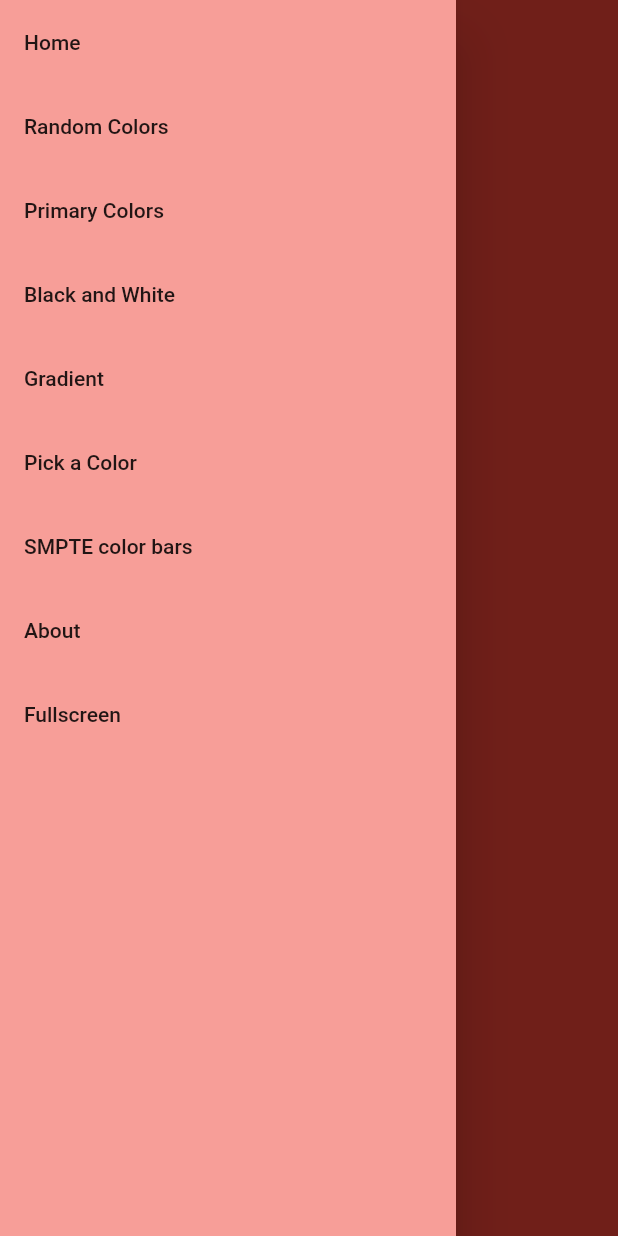
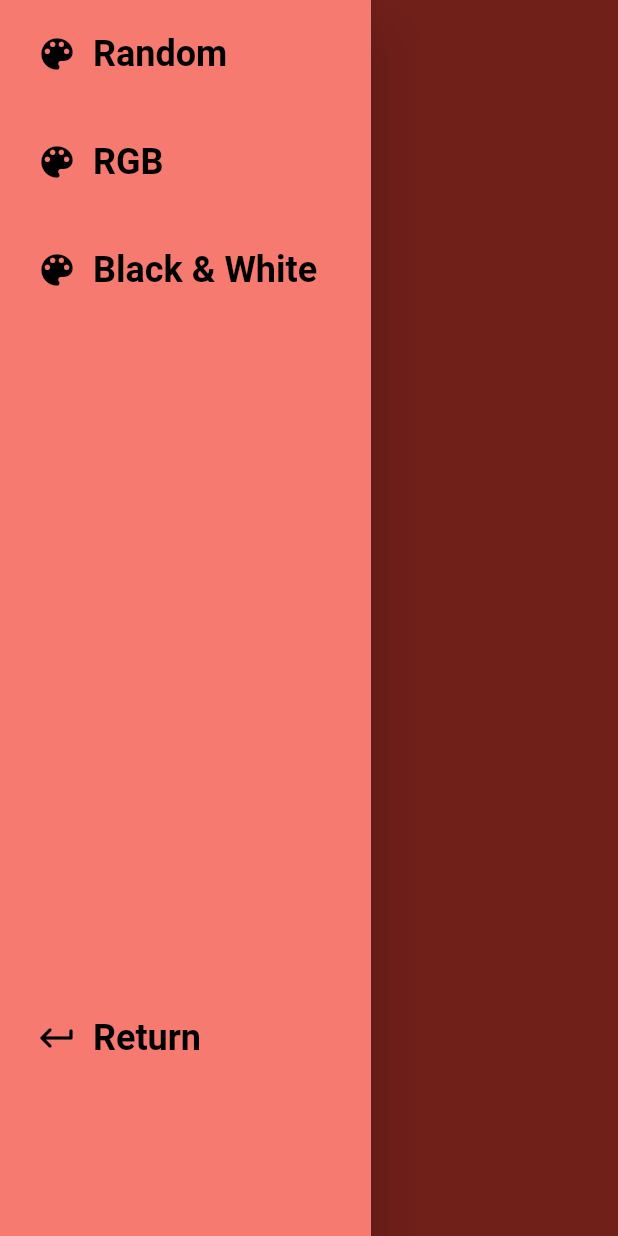
Before and after one commit to ibrahimyuce07/screen-test, a Flutter app: the MyColorsPage screen opened directly, with the side drawer open, on a phone screen of 412 x 824 dp. Run offline on Flutter 3.47's test engine with Material 2 defaults, Android fonts, the phone set to English and light mode, and no system bars; our stand-ins replace device_info_plus, google_fonts; missing offline and left inert: flex_color_picker; Roboto replaces fonts that are missing (Ubuntu).

```diff
--- a/lib/colors.dart
+++ b/lib/colors.dart
@@ -2,6 +2,7 @@ import 'dart:math';
 
 import 'package:flutter/material.dart';
 import 'package:flutter/services.dart';
+import 'package:google_fonts/google_fonts.dart';
 import 'package:screen_tester/smpte.dart';
 
 import 'about.dart';
@@ -23,7 +24,6 @@ class ColorsPage extends StatelessWidget {
 }
 
 class MyColorsPage extends StatefulWidget {
-
   @override
   _MyColorsPageState createState() => _MyColorsPageState();
 }
@@ -31,86 +31,102 @@ class MyColorsPage extends StatefulWidget {
 class _MyColorsPageState extends State<MyColorsPage> {
   Color _colorContainer = Colors.red;
   String _titleState = 'random';
-  bool _fullscreen = false;
+
+  @override
+  void initState() {
+    super.initState();
+    SystemChrome.setEnabledSystemUIOverlays([]);
+  }
+
+  @override
+  void dispose() {
+    SystemChrome.setEnabledSystemUIOverlays(SystemUiOverlay.values);
+    super.dispose();
+  }
 
   @override
   Widget build(BuildContext context) {
     return Scaffold(
-      drawer: Drawer(
+      drawer: Container(
+           width: MediaQuery.of(context).size.width * 0.6,
+        child: Drawer(
 
           child: Container(
-          color: _colorContainer.withOpacity(0.5),
+            color: _colorContainer.withOpacity(0.7),
             child: ListView(
               children: <Widget>[
-              ListTile(
-                title: Text('Home'),
+
+                Padding(
+                  padding: const EdgeInsets.all(8.0),
+                  child: ListTile(
+                    title: Row(
+                      mainAxisAlignment: MainAxisAlignment.start,
+                      children: [
+                        Icon(Icons.color_lens, color: Colors.black,size: 28,),
+                        SizedBox(width: 10,),
+                        Text('Random',
+                          style: GoogleFonts.ubuntu(fontSize: 24,  color: Colors.black, fontWeight: FontWeight.w600,),),
+                      ],
+                    ),
+                    onTap: () {
+                      setRandomColor();
+                    },
+                  ),
+                ),
+                Padding(
+                  padding: const EdgeInsets.all(8.0),
+                  child: ListTile(
+                    title: Row(
+                      mainAxisAlignment: MainAxisAlignment.start,
+                      children: [
+                        Icon(Icons.color_lens, color: Colors.black,size: 28,),
+                        SizedBox(width: 10,),
+                        Text('RGB',
+                          style: GoogleFonts.ubuntu(fontSize: 24,  color: Colors.black, fontWeight: FontWeight.w600,),),
+                      ],
+                    ),
+                    onTap: () {
+                      setPrimaryColors();
+                    },
+                  ),
+                ),
+                Padding(
+                  padding: const EdgeInsets.all(8.0),
+                  child: ListTile(
+                    title: Row(
+                      mainAxisAlignment: MainAxisAlignment.start,
+                      children: [
+                        Icon(Icons.color_lens, color: Colors.black,size: 28,),
+                        SizedBox(width: 10,),
+                        Text('Black & White',
+                          style: GoogleFonts.ubuntu(fontSize: 24,  color: Colors.black, fontWeight: FontWeight.w600,),),
+                      ],
+                    ),
+                    onTap: () {
+                      setBlackAndWhite();
+                    },
+                  ),
+                ),
+                SizedBox(height: 440,),
+                Padding(
+                  padding: const EdgeInsets.all(8.0),
+                  child: ListTile(
+                    title: Row(
+                      mainAxisAlignment: MainAxisAlignment.start,
+                      children: [
+                        Icon(Icons.keyboard_return_rounded, color: Colors.black,size: 28,),
+                        SizedBox(width: 10,),
+                        Text('Return',
+                          style: GoogleFonts.ubuntu(fontSize: 24,  color: Colors.black, fontWeight: FontWeight.w600,),),
+                      ],
+                    ),
                     onTap: () {
                       navigateToHome(context);
                     },
                   ),
-              ListTile(
-                title: Text('Random Colors'),
-                onTap: () {
-                  // navigateToHome(context);
-                  setRandomColor();
-                },
-              ),
-              ListTile(
-                title: Text('Primary Colors'),
-                onTap: () {
-                  // navigateToHome(context);
-                  setPrimaryColors();
-                },
-              ),
-              ListTile(
-                title: Text('Black and White'),
-                onTap: () {
-                  // navigateToHome(context);
-                  setBlackAndWhite();
-                },
-              ),
-              ListTile(
-                title: Text('Gradient'),
-                onTap: () {
-                  setState(() {
-                    navigateToGradient(context);
-                  });
-                },
-              ),
-              ListTile(
-                title: Text('Pick a Color'),
-                onTap: () {
-                  navigateToColorPicker(context);
-                },
-              ),
-              ListTile(
-                title: Text('SMPTE color bars'),
-                onTap: () {
-                  navigateToSMPTE(context);
-                },
-              ),
-              ListTile(
-                title: Text('About'),
-                onTap: () {
-                  navigateToAbout(context);
-                },
-              ),
-              ListTile(
-                title: Text('Fullscreen'),
-                onTap: () {
-                  setState(() {
-                    if (_fullscreen) {
-                      SystemChrome.setEnabledSystemUIOverlays([]);
-                      _fullscreen = false;
-                    } else {
-                      SystemChrome.setEnabledSystemUIOverlays(
-                          SystemUiOverlay.values);
-                      _fullscreen = true;
-                    }
-                  });
-                },
                 ),
               ],
+            ),
           ),
         ),
       ),
@@ -123,9 +139,6 @@ class _MyColorsPageState extends State<MyColorsPage> {
                 onTap: () {
                   titleStateSelector();
                 },
-                onLongPress: () {
-                  navigateToHome(context);
-                },
                 child: Container(
                   color: _colorContainer,
                 ),
@@ -134,13 +147,6 @@ class _MyColorsPageState extends State<MyColorsPage> {
           ],
         ),
       ),
-    );
-  }
-
-  void navigateToAbout(BuildContext context) {
-    Navigator.push(
-      context,
-      MaterialPageRoute(builder: (context) => AboutPage()),
     );
   }
 
@@ -169,18 +175,12 @@ class _MyColorsPageState extends State<MyColorsPage> {
       Colors.red,
       Colors.green,
       Colors.blue,
-      Colors.black,
-      Colors.white
     ];
     setState(() {
       if (_colorContainer == primaryColors[0]) {
         _colorContainer = primaryColors[1];
       } else if (_colorContainer == primaryColors[1]) {
         _colorContainer = primaryColors[2];
-      } else if (_colorContainer == primaryColors[2]) {
-        _colorContainer = primaryColors[3];
-      } else if (_colorContainer == primaryColors[3]) {
-        _colorContainer = primaryColors[4];
       } else {
         _colorContainer = primaryColors[0];
       }
@@ -211,19 +211,4 @@ class _MyColorsPageState extends State<MyColorsPage> {
     }
   }
 
-  void navigateToGradient(BuildContext context) {
-    Navigator.push(
-      context,
-      MaterialPageRoute(builder: (context) => GradientPage()),
-    );
 }
-
-  void navigateToColorPicker(BuildContext context) {}
-
-  void navigateToSMPTE(BuildContext context) {
-    Navigator.push(
-      context,
-      MaterialPageRoute(builder: (context) => SMPTEPage()),
-    );
-  }
-}
--- a/pubspec.yaml
+++ b/pubspec.yaml
@@ -28,11 +28,11 @@ dependencies:
   # The following adds the Cupertino Icons font to your application.
   # Use with the CupertinoIcons class for iOS style icons.
   cupertino_icons: ^1.0.2
-  flutter_colorpicker: ^1.0.3
   screen_brightness: ^0.1.4
   device_info_plus: ^3.2.1
   flutter_svg: ^1.0.0
   google_fonts: ^2.3.0
+  flex_color_picker: ^2.2.0
 
 dev_dependencies:
   flutter_test:
```
Also changed, not shown: lib/colorpicker.dart (+95 -9 lines), lib/gradient.dart (+23 -37 lines), lib/main.dart (+78 -145 lines), lib/picker.dart (added, +28 -0 lines), lib/smpte.dart (+24 -6 lines), images/SMPTE_Color_Bars_16x9.svg (deleted), images/snowbg.jpg (deleted), images/snowbg.png (deleted), pubspec.lock. Lines whose indentation alone changed are shown as unchanged.
